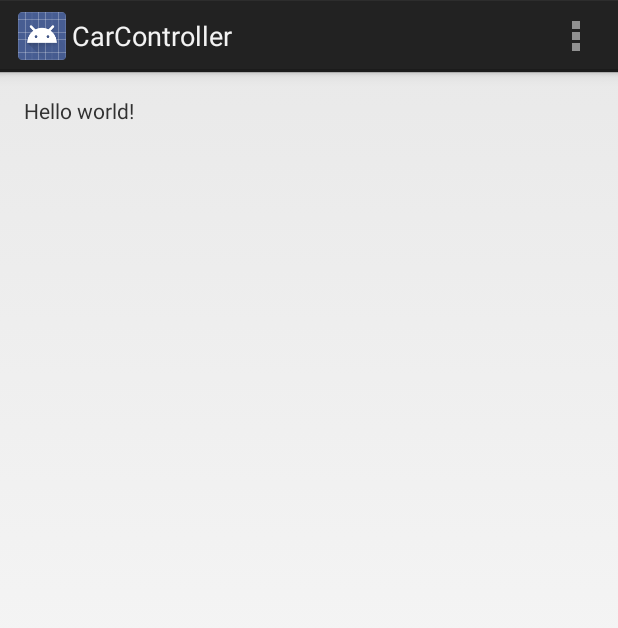
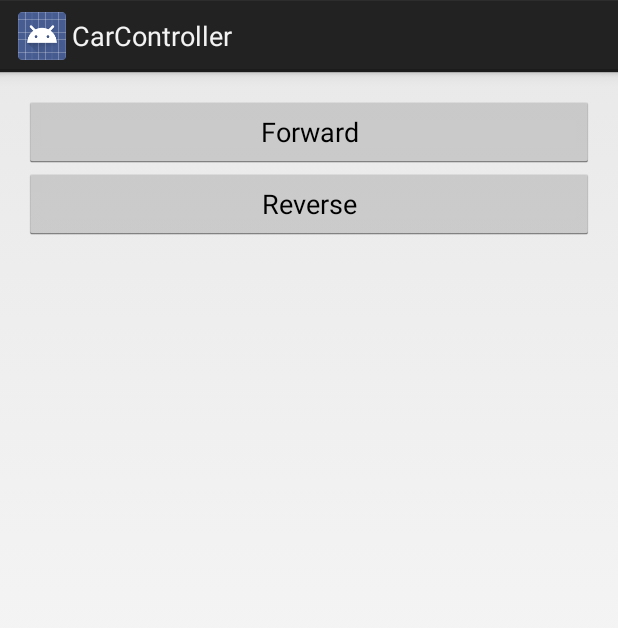
Before and after one commit to yasith/490Car, an Android app: the screen it shows after launch (MainActivity), on a phone screen of 412 x 824 dp. Shown: the top 628 px of the screen. Run offline under Robolectric (Android 15) with nearby library versions, the phone set to English and light mode, and no system bars; our stand-ins replace ButterKnife.

Commit message:
Basic app with buttons

```diff
--- a/CarController/app/build.gradle
+++ b/CarController/app/build.gradle
@@ -21,4 +21,5 @@ android {
 
 dependencies {
     compile fileTree(dir: 'libs', include: ['*.jar'])
+    compile 'com.jakewharton:butterknife:5.1.2'
 }
--- a/CarController/app/src/main/java/ca/utoronto/utm/capstone2014/carcontroller/MainActivity.java
+++ b/CarController/app/src/main/java/ca/utoronto/utm/capstone2014/carcontroller/MainActivity.java
@@ -2,35 +2,36 @@ package ca.utoronto.utm.capstone2014.carcontroller;
 
 import android.app.Activity;
 import android.os.Bundle;
+import android.util.Log;
 import android.view.Menu;
 import android.view.MenuItem;
+import android.widget.Button;
+
+import butterknife.ButterKnife;
+import butterknife.InjectView;
+import butterknife.OnClick;
 
 
 public class MainActivity extends Activity {
+
+    private static final String TAG = "MainActivity";
 
     @Override
     protected void onCreate(Bundle savedInstanceState) {
         super.onCreate(savedInstanceState);
         setContentView(R.layout.activity_main);
+        ButterKnife.inject(this);
     }
 
+    @OnClick(R.id.forward)
+    public void forward() {
+        Log.d(TAG, "Forward");
 
-    @Override
-    public boolean onCreateOptionsMenu(Menu menu) {
-        // Inflate the menu; this adds items to the action bar if it is present.
-        getMenuInflater().inflate(R.menu.main, menu);
-        return true;
+
     }
 
-    @Override
-    public boolean onOptionsItemSelected(MenuItem item) {
-        // Handle action bar item clicks here. The action bar will
-        // automatically handle clicks on the Home/Up button, so long
-        // as you specify a parent activity in AndroidManifest.xml.
-        int id = item.getItemId();
-        if (id == R.id.action_settings) {
-            return true;
-        }
-        return super.onOptionsItemSelected(item);
+    @OnClick(R.id.reverse)
+    public void reverse() {
+        Log.d(TAG, "Reverse");
     }
 }
--- a/CarController/app/src/main/res/layout/activity_main.xml
+++ b/CarController/app/src/main/res/layout/activity_main.xml
@@ -8,9 +8,18 @@
     android:paddingBottom="@dimen/activity_vertical_margin"
     tools:context=".MainActivity">
 
-    <TextView
-        android:text="@string/hello_world"
-        android:layout_width="wrap_content"
-        android:layout_height="wrap_content" />
+    <Button
+        android:id="@+id/forward"
+        android:text="Forward"
+        android:layout_width="match_parent"
+        android:layout_height="wrap_content"/>
+
+    <Button
+        android:id="@+id/reverse"
+        android:layout_below="@id/forward"
+        android:text="Reverse"
+        android:layout_width="match_parent"
+        android:layout_height="wrap_content"/>
+
 
 </RelativeLayout>
```
Also changed, not shown: 2 other files.
